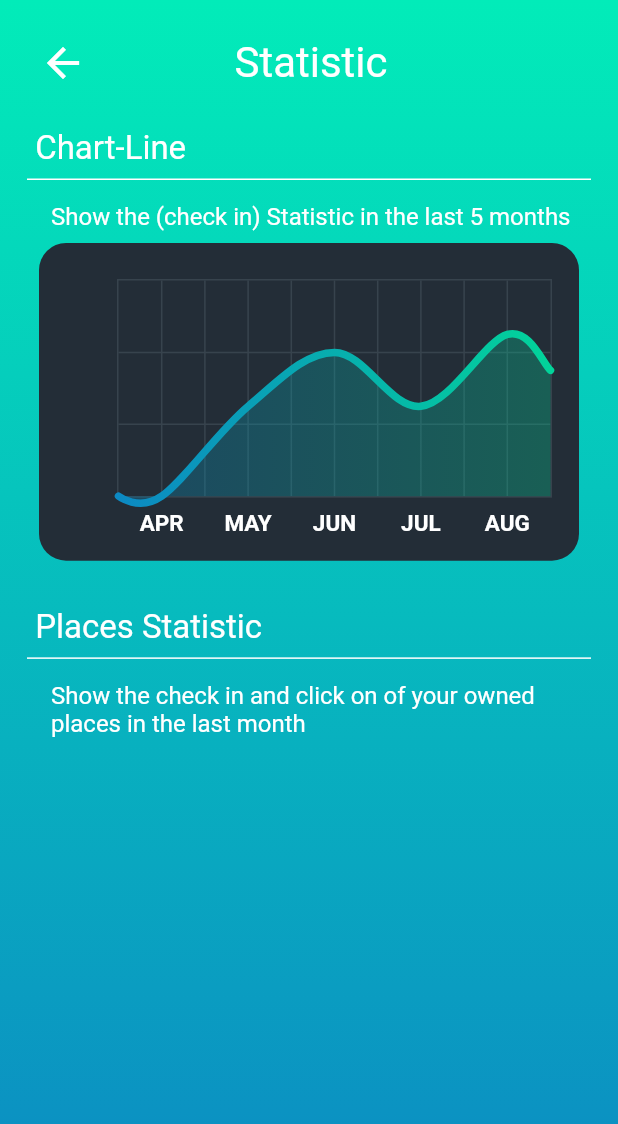
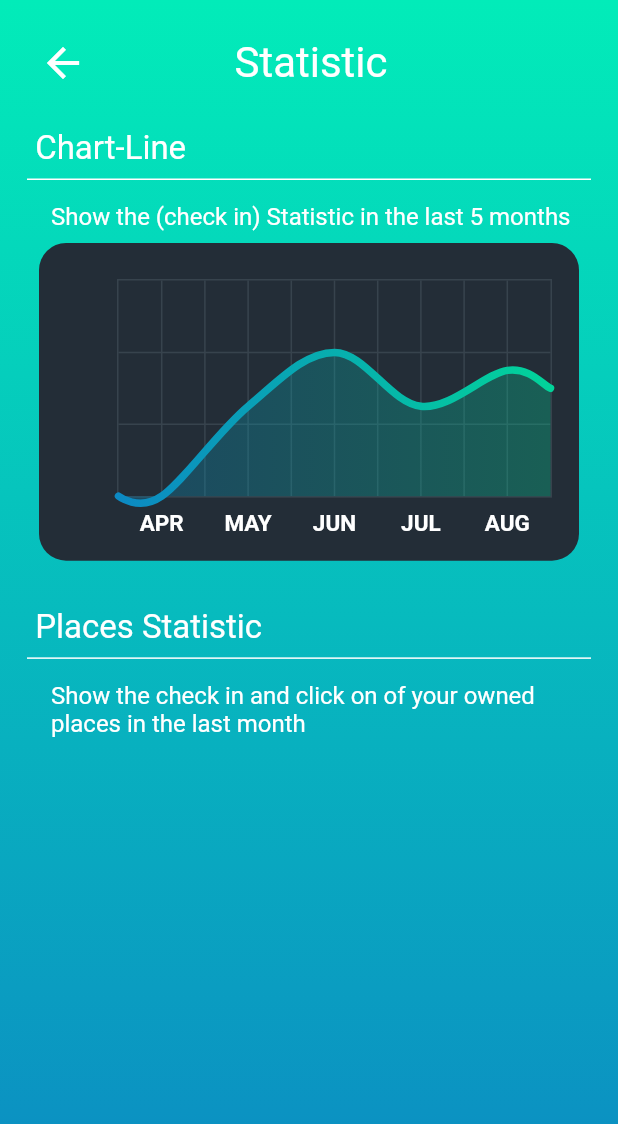
Before and after one commit to Aljammal05/T3leleh, a Flutter app: the StatisticPage screen opened directly with empty values, on a phone screen of 412 x 824 dp. Shown: the top 1124 px of the screen. Run offline on Flutter 3.47's test engine with Material 2 defaults, Android fonts, the phone set to English and light mode, and no system bars; drawn by our look-alikes of fl_chart; our stand-ins replace cloud_firestore, firebase_auth, firebase_core, firebase_storage, flutter_image_compress, font_awesome_flutter and 5 more; missing offline and left inert: email_auth; accounts and stored records are empty.

Commit message:
final work

```diff
--- a/lib/Statisticspage.dart
+++ b/lib/Statisticspage.dart
@@ -249,8 +249,8 @@ class _StatisticPageState extends State<StatisticPage> {
             FlSpot(3, 2.5),
             FlSpot(5, 4),
             FlSpot(7, 2.5),
-            FlSpot(9, 4.5),
-            FlSpot(10, 3.5),
+            FlSpot(9, 3.5),
+            FlSpot(10, 3.0),
           ],
           isCurved: true,
           colors: gradientColors,
```
